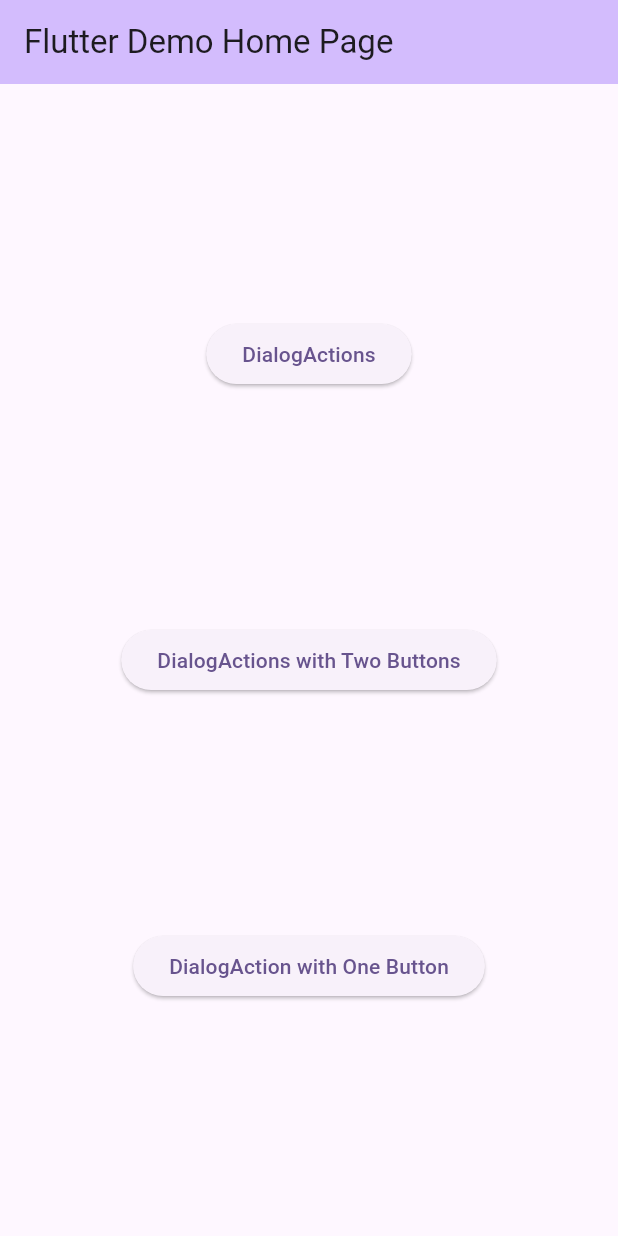
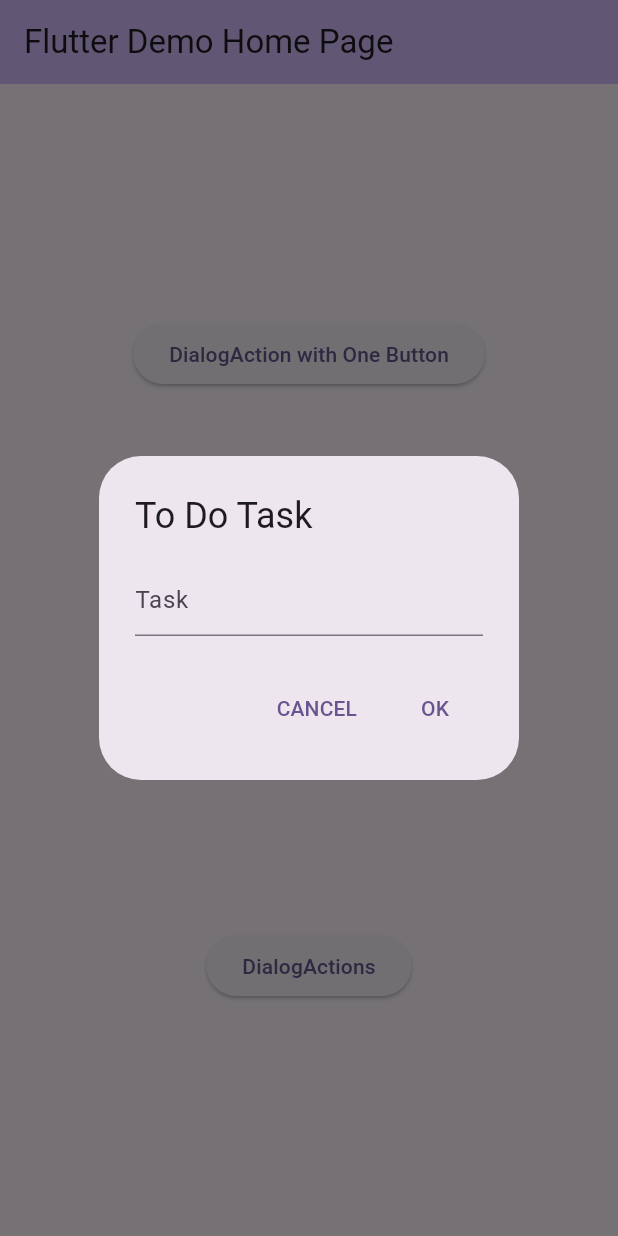
Before and after one commit to satyaroutray1/alert_box_plus, a Flutter app: the screen it shows after launch, after a tap on "DialogActions", on a phone screen of 412 x 824 dp. Run offline on Flutter 3.47's test engine with Material 3 defaults, Android fonts, the phone set to English and light mode, and no system bars.

```diff
--- a/example/lib/main.dart
+++ b/example/lib/main.dart
@@ -1,5 +1,5 @@
+import 'package:alert_box_plus/alert_box_plus.dart';
 import 'package:flutter/material.dart';
-import 'package:smart_alert_dialog/alert_box_plus.dart';
 
 void main() {
   runApp(const MyApp());
@@ -45,9 +45,9 @@ class _MyHomePageState extends State<MyHomePage> {
           mainAxisAlignment: MainAxisAlignment.spaceEvenly,
           children: [
             ElevatedButton(onPressed: (){
-              smartAlertDialog(
-                  context, textEditingController);
-            }, child: Text('DialogActions')
+              smartAlertDialog3(
+                  context, );
+            }, child: Text('DialogAction with One Button')
             ),
             ElevatedButton(onPressed: (){
               smartAlertDialog2(
@@ -55,11 +55,10 @@ class _MyHomePageState extends State<MyHomePage> {
                   button2Text: 'no');
             }, child: Text('DialogActions with Two Buttons')
             ),
-
             ElevatedButton(onPressed: (){
-              smartAlertDialog3(
-                  context, );
-            }, child: Text('DialogAction with One Button')
+              smartAlertDialog(
+                  context, textEditingController);
+            }, child: Text('DialogActions')
             ),
           ],
         ),
--- a/example/pubspec.yaml
+++ b/example/pubspec.yaml
@@ -34,7 +34,7 @@ dependencies:
   # The following adds the Cupertino Icons font to your application.
   # Use with the CupertinoIcons class for iOS style icons.
   cupertino_icons: ^1.0.8
-  smart_alert_dialog:
+  alert_box_plus:
     path: ../
 
 dev_dependencies:
--- a/lib/src/alert_box_plus.dart
+++ b/lib/src/alert_box_plus.dart
@@ -43,7 +43,7 @@ Future<Future> smartAlertDialog2(BuildContext context,
             content: Text(contentText ?? 'Do you want to proceed further?'),
             actions: [
               TextButton(
-                child: Text(button2Text ?? 'CANCEL'),
+                child: Text(button2Text?.toUpperCase() ?? 'CANCEL'),
                 onPressed: () {
                   Navigator.pop(context);
                 },
--- a/pubspec.yaml
+++ b/pubspec.yaml
@@ -23,8 +23,8 @@ dev_dependencies:
 flutter:
 
   # To add assets to your package, add an assets section, like this:
-  # assets:
-  #   - images/a_dot_burr.jpeg
+  assets:
+    - assets/images/
   #   - images/a_dot_ham.jpeg
   #
   # For details regarding assets in packages, see
```
Also changed, not shown: example/pubspec.lock, 3 other files.
